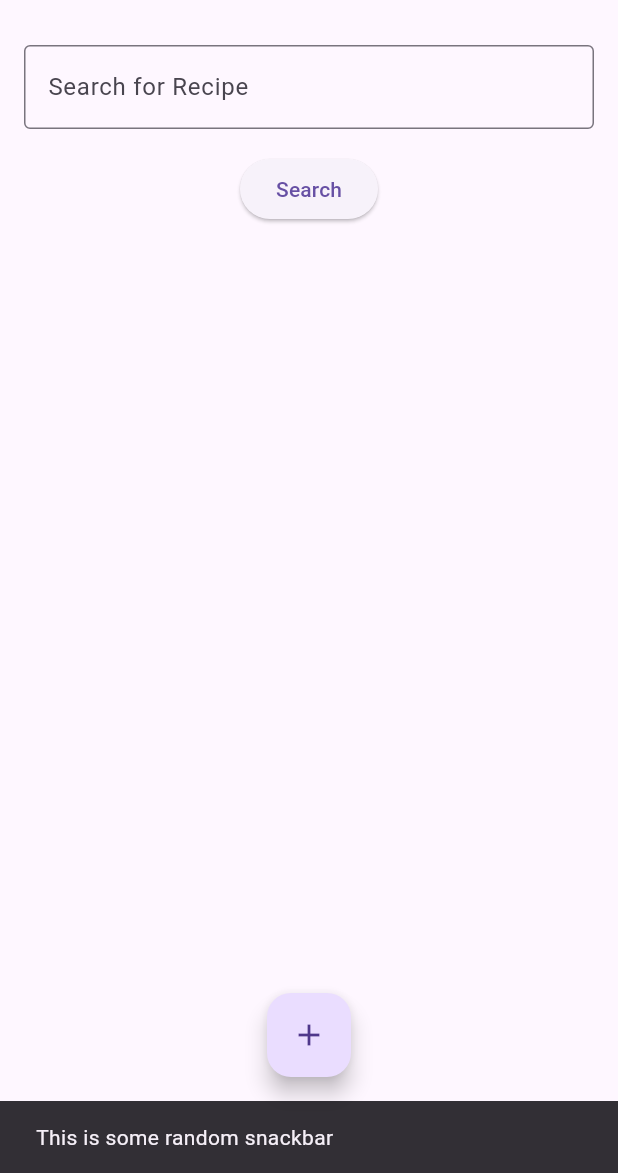
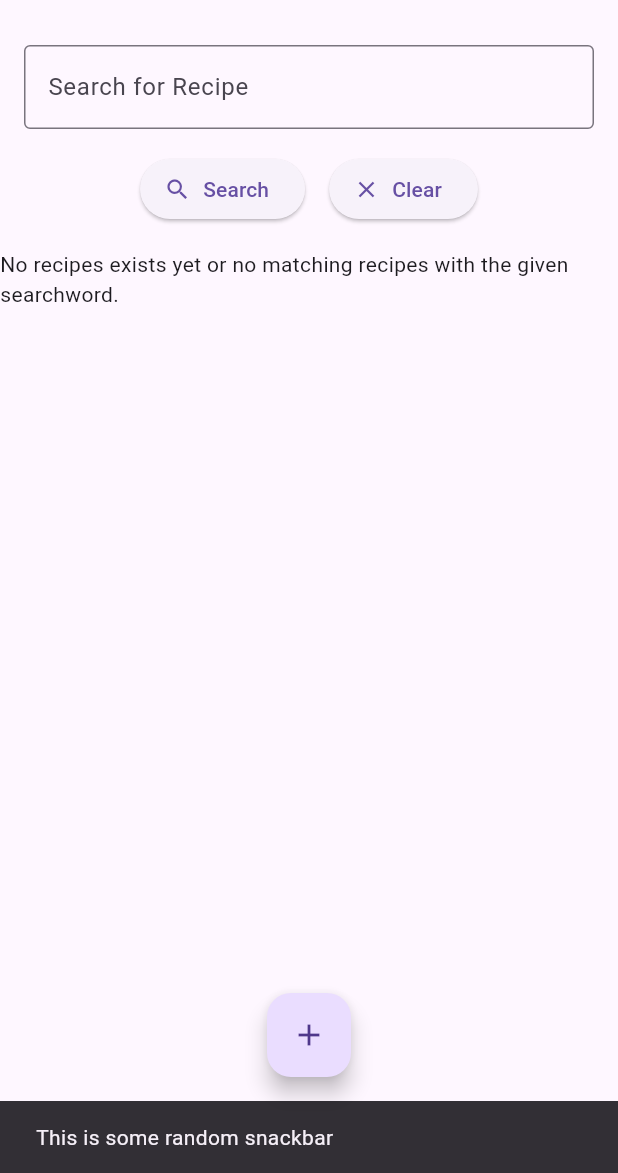
Before and after one commit to JuhanaTa/flutter_recipe_book, a Flutter app: the screen it shows after launch, after a tap on the "menu book" icon, on a phone screen of 412 x 824 dp, the part 63-1236 px from its top. Run offline on Flutter 3.47's test engine with Material 3 defaults, Android fonts, the phone set to English and light mode, and no system bars; drawn by our look-alikes of flutter_form_builder; our stand-ins replace form_builder_validators, get, hive_ce_flutter; accounts and stored records are empty.

Commit message:
editing recipe and filtering recipes now works

```diff
--- a/lib/controllers/recipe_controller.dart
+++ b/lib/controllers/recipe_controller.dart
@@ -6,10 +6,11 @@ class RecipeController {
   final storage = Hive.box("storage");
 
   RxList recipes;
+  RxList filteredRecipes;
 
-  RecipeController() : recipes = [].obs {
+  RecipeController() : recipes = [].obs, filteredRecipes = [].obs {
     final storedRecipes = storage.get('recipes');
-    print(storedRecipes);
+
     if (storedRecipes == null) {
       storage.put('recipes', []);
     } else {
@@ -18,11 +19,8 @@ class RecipeController {
           .map((json) => Recipe.fromJson(Map<String, dynamic>.from(json)))
           .toList();
       recipes.assignAll(loadedRecipes);
+      filteredRecipes.assignAll(loadedRecipes);
     }
-
-    print('data');
-    print(recipes);
-
   }
 
   void _save() {
@@ -47,11 +45,27 @@ class RecipeController {
     _save();
   }
 
+  void edit(Recipe recipe, int index){
+    recipes[index] = recipe;
+    _save();
+  }
+
   void delete(Recipe recipe) {
     recipes.remove(recipe);
     recipes.refresh();
     _save();
   }
 
+  void filterRecipes(String searchWord){
+    filteredRecipes.value = recipes.where((recipe) {
+      return recipe.name.toLowerCase().contains(searchWord.toLowerCase());
+    }).toList();
+    print(filteredRecipes.length);
+  }
+
+  void clearSearch() {
+    filteredRecipes.value = recipes;
+  }
+
   get size => recipes.length;
 }
--- a/lib/controllers/recipe_form_controller.dart
+++ b/lib/controllers/recipe_form_controller.dart
@@ -43,7 +43,7 @@ class RecipeFormController extends GetxController {
 
     for (final singeIngredient in ingredients){
       //This creates the ingredient field
-      addField(singeIngredient.type ?? "Liquid"); //Liquid might not be right but using it as default intead of empty.
+      addField(singeIngredient.type ?? "Liquid"); //Liquid might not be right if null but falling back to it instead of empty.
 
       //The new field is accesed here to assign other Ingredient field parameters
       final field = fields.last;
--- a/lib/main.dart
+++ b/lib/main.dart
@@ -20,8 +20,14 @@ class CustomScrollBehavior extends MaterialScrollBehavior {
 Future<void> main() async {
   await Hive.initFlutter();
   await Hive.openBox("storage");
-  Get.lazyPut<RecipeController>(() => RecipeController());
-  Get.lazyPut<RecipeFormController>(() => RecipeFormController());
+
+  // had issues with controllers while using lazyPut
+  // Get.put could be used here but lazyPut has also fenix parameter which allows the controller be
+  // recreated automatically when needed multiple times, e.g. when navigating multiple times from page to page.
+  // https://stackoverflow.com/questions/71734768/diff-between-get-put-and-get-lazyput
+  Get.lazyPut<RecipeController>(() => RecipeController(), fenix: true);
+  Get.lazyPut<RecipeFormController>(() => RecipeFormController(), fenix: true);
+
   runApp(MyApp());
 }
 
--- a/lib/widgets/recipe_list_widget.dart
+++ b/lib/widgets/recipe_list_widget.dart
@@ -21,12 +21,14 @@ class RecipeListWidget extends StatelessWidget {
     count = count < 1 ? 1 : count;
 
     return Obx(
-      () => GridView.count(
+      () => recipeController.filteredRecipes.isNotEmpty
+          ? GridView.count(
               crossAxisCount: count,
               padding: const EdgeInsets.all(10),
               mainAxisSpacing: 10,
               crossAxisSpacing: 10,
-        children: recipeController.recipes.asMap().entries.map((entry) {
+              children:
+                  recipeController.filteredRecipes.asMap().entries.map((entry) {
                 // we need the index of recipe to navigate to proper inspect page
                 int index = entry.key;
                 Recipe recipe = entry.value;
@@ -39,8 +41,9 @@ class RecipeListWidget extends StatelessWidget {
                   splashColor: Colors.black.withAlpha(30),
                   child: RecipeText(recipe.name),
                 );
-        }).toList(),
-      ),
+              }).toList())
+          : const Text(
+              "No recipes exists yet or no matching recipes with the given searchword."),
     );
   }
 }
--- a/lib/widgets/recipe_search_widget.dart
+++ b/lib/widgets/recipe_search_widget.dart
@@ -4,35 +4,56 @@ import 'package:get/get.dart';
 import 'package:recipe_book/controllers/recipe_controller.dart';
 
 class RecipeSearchWidget extends StatelessWidget {
-  final taskController = Get.find<RecipeController>();
+  final controller = Get.find<RecipeController>();
+  static final searchKey = GlobalKey<FormBuilderState>();
 
   // TODO: Implement recipe filter here.
   _search() {
-    print('This should search');
+    if (searchKey.currentState!.saveAndValidate()) {
+      final searchWord = searchKey.currentState!.value['RecipeFilter'] as String?;
+      if (searchWord != null) {
+        controller.filterRecipes(searchKey.currentState!.value['RecipeFilter']);
+      }
+    }
+  }
+
+  _clearSearch() {
+    searchKey.currentState?.reset();
+    controller.clearSearch();
   }
 
   @override
   Widget build(BuildContext context) {
-    return FormBuilder(
-        child: Padding(
+    return Padding(
       padding: EdgeInsets.all(16),
       child: Column(
         children: [
-
-              FormBuilderTextField(
-                name: 'Recipe',
+          FormBuilder(
+            key: searchKey,
+            child: FormBuilderTextField(
+              name: 'RecipeFilter',
               decoration: InputDecoration(
                 hintText: 'Search for Recipe',
                 border: OutlineInputBorder(),
               ),
             ),
+          ),
           Padding(padding: EdgeInsets.all(8)),
-              ElevatedButton(
+          Row(mainAxisAlignment: MainAxisAlignment.center, children: [
+            ElevatedButton.icon(
               onPressed: _search,
-                child: Text("Search"),
+              label: Text("Search"),
+              icon: const Icon(Icons.search),
             ),
+            const SizedBox(width: 16),
+            ElevatedButton.icon(
+              onPressed: _clearSearch,
+              label: Text("Clear"),
+              icon: const Icon(Icons.clear),
+            ),
+          ])
         ],
       ),
-        ));
+    );
   }
 }
```
Also changed, not shown: lib/screens/new_recipe_screen.dart (+12 -1 lines), lib/widgets/recipe_add_widget.dart (+37 -13 lines). Lines whose indentation alone changed are shown as unchanged.
